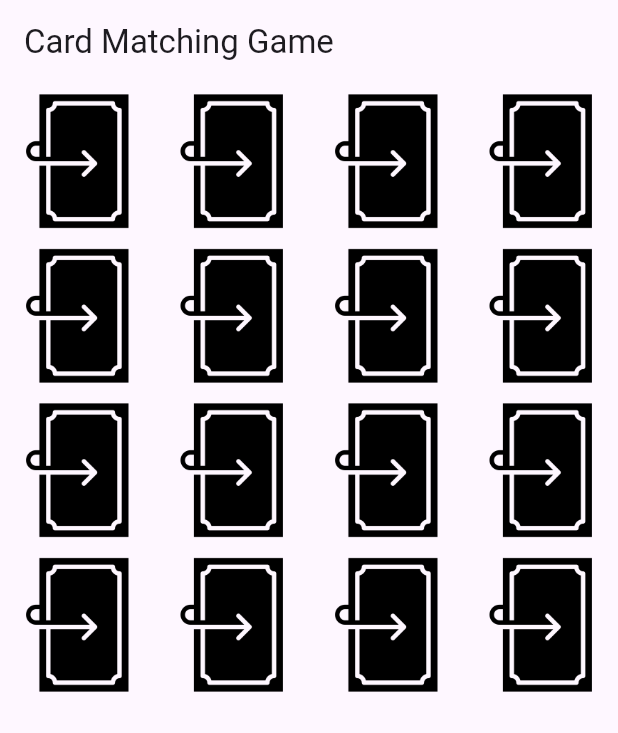
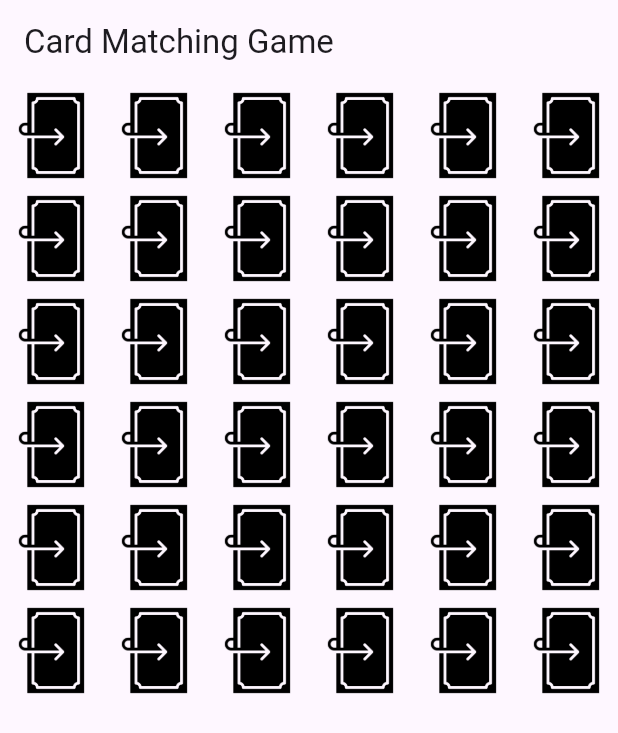
Before and after one commit to rasmey129/card_matching, a Flutter app: the screen it shows after launch, on a phone screen of 412 x 824 dp. Shown: the top 733 px of the screen. Run offline on Flutter 3.47's test engine with Material 3 defaults, Android fonts, the phone set to English and light mode, and no system bars.

Commit message:
changed into a 6x6 grid, added comments

```diff
--- a/lib/main.dart
+++ b/lib/main.dart
@@ -75,8 +75,8 @@ class _GameScreenState extends State<GameScreen> {
     cards = generateCards();
   }
 
-  List<CardModel> generateCards() {
-    List<int> numbers = List.generate(8, (index) => index + 1);
+  List<CardModel> generateCards() {//list to generate the cards
+    List<int> numbers = List.generate(18, (index) => index + 1);
     List<int> allNumbers = [...numbers, ...numbers];
     allNumbers.shuffle();
 
@@ -85,27 +85,27 @@ class _GameScreenState extends State<GameScreen> {
 
   void handleCardTap(CardModel tappedCard) {
     if (!tappedCard.faceUp && firstFlippedCard == null) {
-
+      // Flip the first card
       setState(() {
         tappedCard.faceUp = true;
         firstFlippedCard = tappedCard;
       });
     } else if (!tappedCard.faceUp && firstFlippedCard != null) {
-
+      // Flip the second card and check for a match
       setState(() {
         tappedCard.faceUp = true;
       });
 
       if (firstFlippedCard!.frontNumber == tappedCard.frontNumber) {
-
+        // Cards match, keep them face-up
         setState(() {
           firstFlippedCard!.matched = true;
           tappedCard.matched = true;
           firstFlippedCard = null;
-          checkWinCondition();
+          checkWinCondition();  // Check if the game is won
         });
       } else {
-
+        // Cards don't match, flip them back
         Future.delayed(const Duration(seconds: 1), () {
           setState(() {
             firstFlippedCard!.faceUp = false;
@@ -119,7 +119,7 @@ class _GameScreenState extends State<GameScreen> {
 
   void checkWinCondition() {
     if (cards.every((card) => card.matched)) {
-
+      // Show a victory message when all pairs are matched
       showDialog(
         context: context,
         builder: (_) => AlertDialog(
@@ -141,7 +141,7 @@ class _GameScreenState extends State<GameScreen> {
 
   void resetGame() {
     setState(() {
-      cards = generateCards();
+      cards = generateCards();  // Reset the game with new shuffled cards
     });
   }
 
@@ -153,7 +153,7 @@ class _GameScreenState extends State<GameScreen> {
       ),
       body: GridView.builder(
         gridDelegate: const SliverGridDelegateWithFixedCrossAxisCount(
-          crossAxisCount: 4,
+          crossAxisCount: 6,  // Create a 6x6 grid
         ),
         itemCount: cards.length,
         itemBuilder: (context, index) {
```
